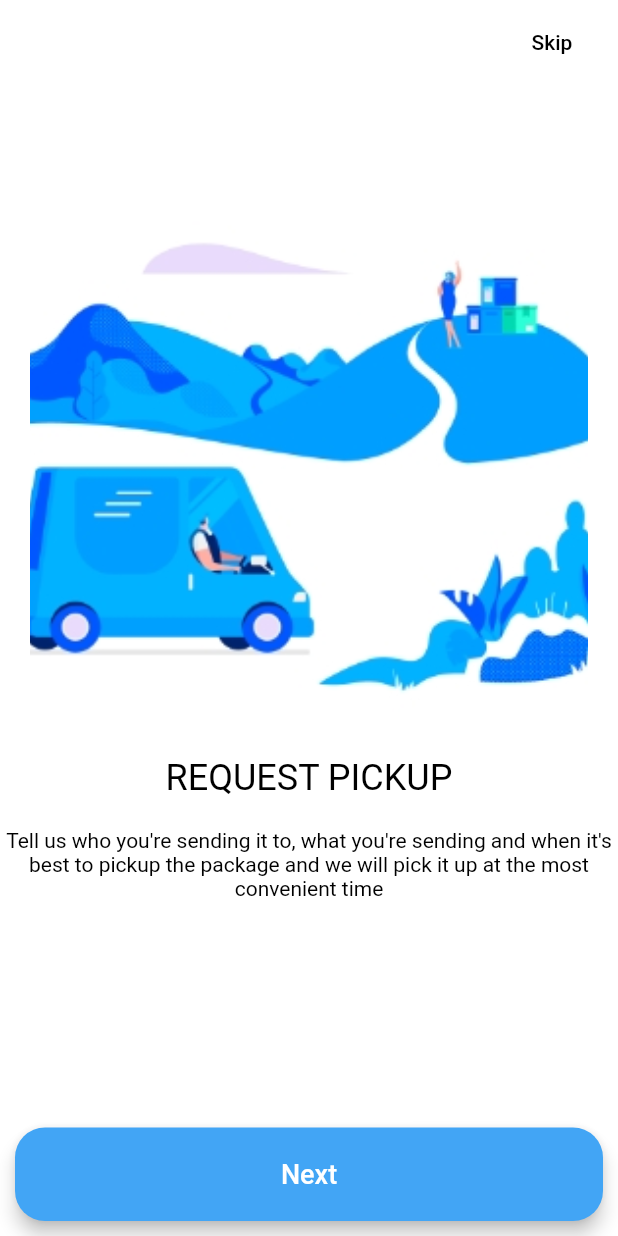
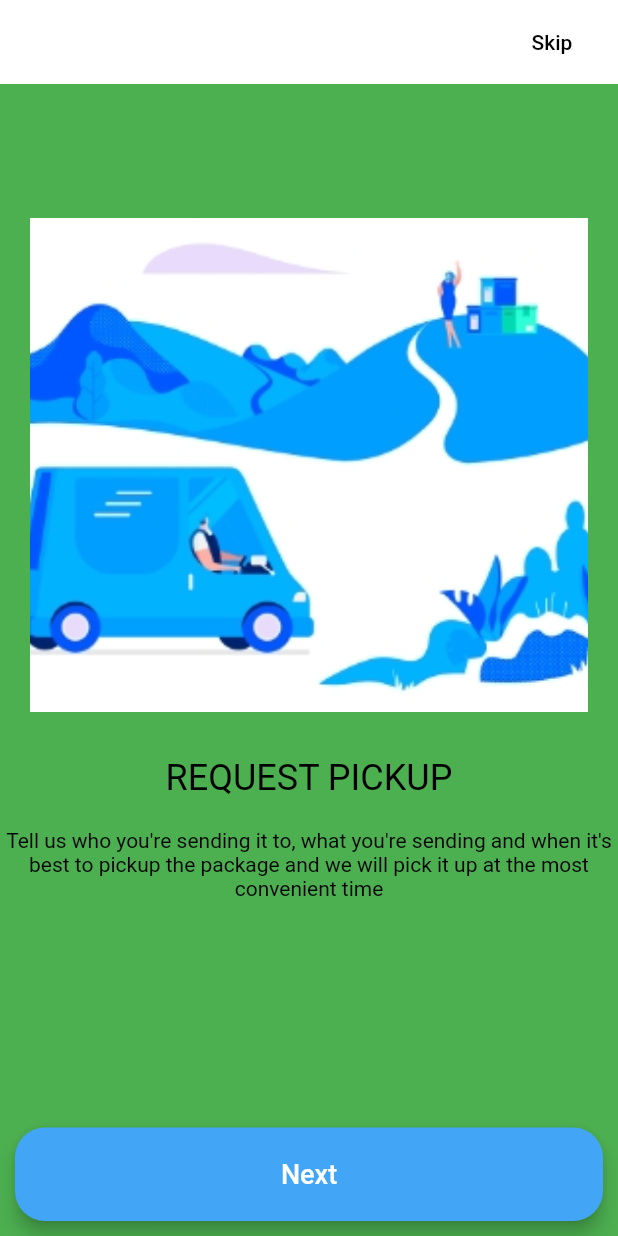
Before and after one commit to NivekC/FlutterDelivery, a Flutter app: the LandingPageOne screen opened by its route, on a phone screen of 412 x 824 dp. Run offline on Flutter 3.47's test engine with Material 2 defaults, Android fonts, the phone set to English and light mode, and no system bars; our stand-ins replace charts_flutter, flutter_masked_text, flutter_spinkit, font_awesome_flutter, geolocator, google_maps_flutter and 2 more; accounts and stored records are empty.

Commit message:
changed color

```diff
--- a/delivery_app/lib/main.dart
+++ b/delivery_app/lib/main.dart
@@ -76,10 +76,10 @@ class MyApp extends StatelessWidget {
           '/credit': (ctx) => PaymentPage(),
           '/creditpay': (ctx) => CreditCardPage(),
           '/profile': (ctx) => ProfilePage(),
-          //'/rating' : (ctx) =>  Rating(),
           '/incomingrequest': (ctx) => IncomingRequest(),
           '/parcelSettings': (ctx) => ParcelSettings(),
           '/charts': (ctx) => ChartPage(),
+
         },
       ),
     );
--- a/delivery_app/lib/widgets/intro_1.dart
+++ b/delivery_app/lib/widgets/intro_1.dart
@@ -25,7 +25,7 @@ class LandingPageOne extends StatelessWidget {
       ),
       body: Container(
         width: double.infinity,
-        color: Colors.white,
+        color: Colors.green,
         child: Column(
           crossAxisAlignment: CrossAxisAlignment.stretch,
           children: [
```
